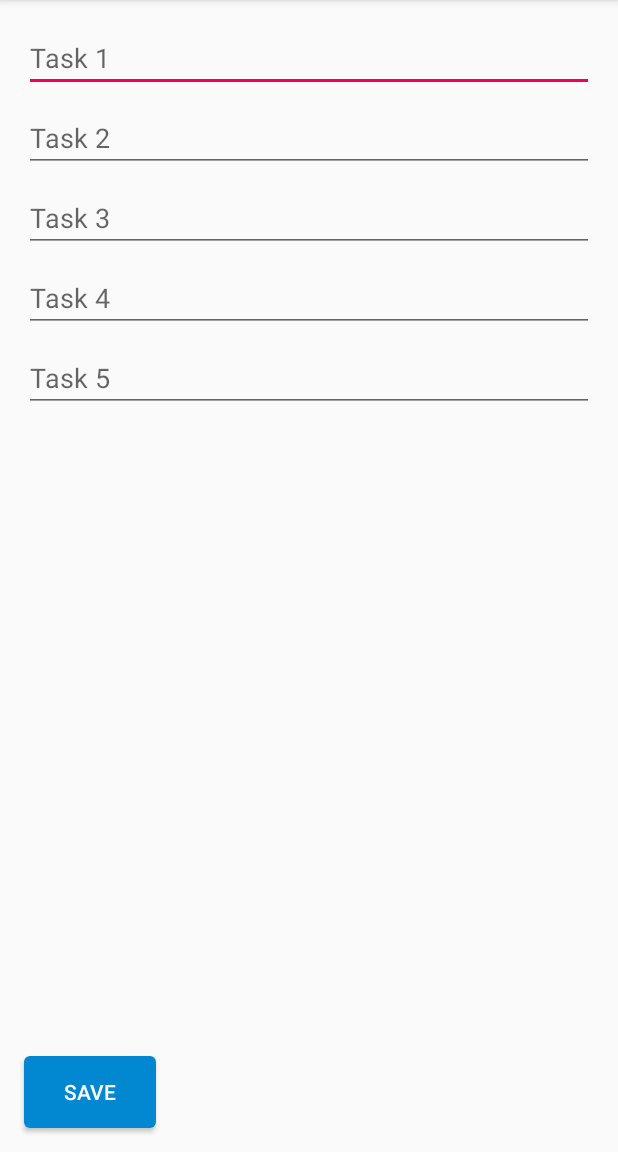
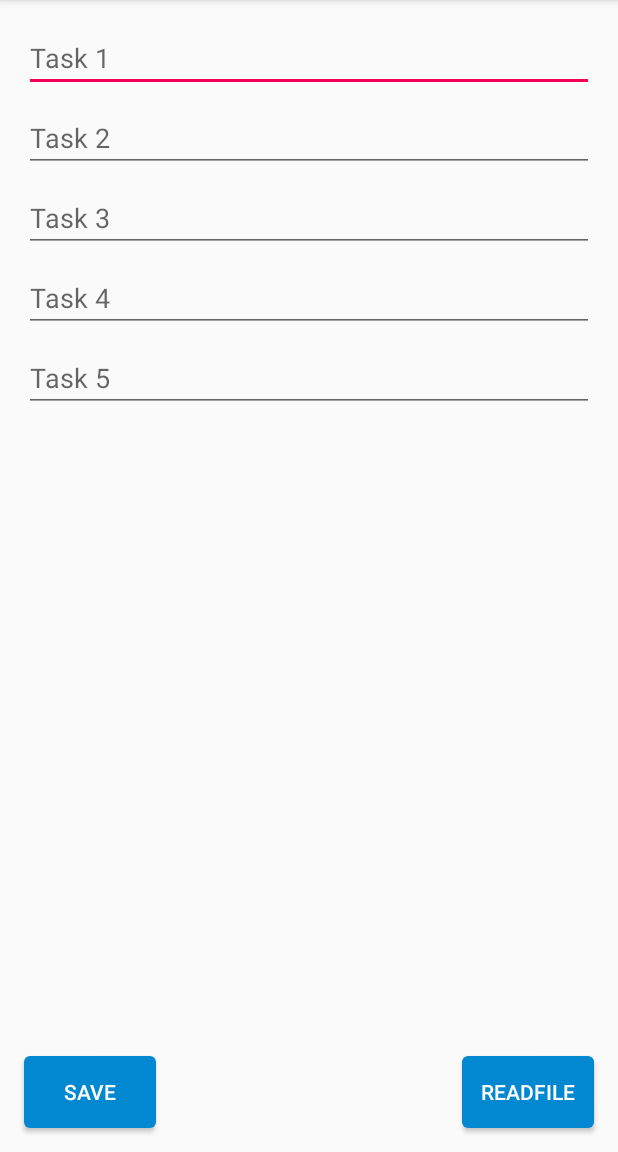
Before and after one commit to IolemanI/AndroidTasks, an Android app: the RenameTasksActivity screen opened directly, with no data from a screen before it, on a phone screen of 412 x 824 dp, the part 84-1236 px from its top. Run offline under Robolectric (Android 15) with nearby library versions, the phone set to English and light mode, and no system bars.

Commit message:
Implemented the rename of buttons. Added FileAdapter class, that reads and writes the config-file in internal storage. If file is available - reading from file, if not - default button names.

```diff
--- a/app/src/main/java/com/oleman/androidtasks/Settings/RenameTasksActivity.java
+++ b/app/src/main/java/com/oleman/androidtasks/Settings/RenameTasksActivity.java
@@ -1,6 +1,5 @@
 package com.oleman.androidtasks.Settings;
 
-import android.content.Intent;
 import android.support.v7.app.AppCompatActivity;
 import android.os.Bundle;
 import android.util.Log;
@@ -9,20 +8,15 @@ import android.widget.Button;
 import android.widget.EditText;
 import android.widget.Toast;
 
-import com.oleman.androidtasks.MainActivity;
 import com.oleman.androidtasks.R;
 
-import java.io.BufferedReader;
-import java.io.BufferedWriter;
-import java.io.FileNotFoundException;
-import java.io.IOException;
-import java.io.InputStreamReader;
-import java.io.OutputStreamWriter;
+import java.util.ArrayList;
+
+import static com.oleman.androidtasks.MainActivity.LOG_TAG;
 
 public class RenameTasksActivity extends AppCompatActivity implements View.OnClickListener {
 
-    private static final String FILENAME = "AndroidTasks";
-    public static final String TAG = "myLogs";
+    FileAdapter fileAdapter;
 
     private EditText task1Txt;
     private EditText task2Txt;
@@ -31,6 +25,7 @@ public class RenameTasksActivity extends AppCompatActivity implements View.OnCli
     private EditText task5Txt;
 
     private Button saveBtn;
+    private Button readBtn;
 
     private Button task1Btn;
     private Button task2Btn;
@@ -52,8 +47,10 @@ public class RenameTasksActivity extends AppCompatActivity implements View.OnCli
         saveBtn = (Button) findViewById(R.id.btnSave_rename);
         saveBtn.setOnClickListener(this);
 
+        readBtn = (Button) findViewById(R.id.readFile_rename);
+        readBtn.setOnClickListener(this);
 
-        readFile();
+        fileAdapter = new FileAdapter(getApplicationContext());
 
     }
 
@@ -61,39 +58,20 @@ public class RenameTasksActivity extends AppCompatActivity implements View.OnCli
     public void onClick(View view) {
         switch (view.getId()){
             case R.id.btnSave_rename:
-                writeFile(task1Txt.getText().toString());
+                fileAdapter.writeFile(task1Txt.getText().toString()+ ", " +task2Txt.getText().toString()+ ", "
+                        +task3Txt.getText().toString()+ ", " +task4Txt.getText().toString()+ ", "
+                        +task5Txt.getText().toString());
+                finish();
+
+                break;
+            case R.id.readFile_rename:
+                if (fileAdapter.isAvailable()) {
+                    Toast.makeText(this, "File is available!", Toast.LENGTH_SHORT).show();
+                } else Toast.makeText(this, "File is not available!", Toast.LENGTH_SHORT).show();
+
                 break;
         }
     }
 
-    private void readFile() {
-        try {
-            BufferedReader br = new BufferedReader(new InputStreamReader(
-                    openFileInput(FILENAME)));
-            String s = "";
 
-            while ((s = br.readLine()) != null){
-                Toast.makeText(this, s, Toast.LENGTH_LONG).show();
-            }
-        } catch (FileNotFoundException e) {
-            e.printStackTrace();
-        } catch (IOException e) {
-            e.printStackTrace();
-        }
-    }
-
-    private void writeFile(String s) {
-        try {
-            BufferedWriter bw = new BufferedWriter(new OutputStreamWriter(
-                    openFileOutput(FILENAME, MODE_PRIVATE)));
-
-            bw.write(s);
-            bw.close();
-            Log.d(TAG, "File has been written!");
-        } catch (FileNotFoundException e) {
-            e.printStackTrace();
-        } catch (IOException e) {
-            e.printStackTrace();
-        }
-    }
 }
--- a/app/src/main/res/layout/activity_rename_tasks.xml
+++ b/app/src/main/res/layout/activity_rename_tasks.xml
@@ -78,4 +78,15 @@
         android:background="@drawable/button_result_selector_t5"
         android:text="Save"
         android:textColor="@color/white" />
+
+    <Button
+        android:id="@+id/readFile_rename"
+        android:layout_width="wrap_content"
+        android:layout_height="wrap_content"
+        android:layout_alignBaseline="@+id/btnSave_rename"
+        android:layout_alignBottom="@+id/btnSave_rename"
+        android:layout_alignEnd="@+id/nameTask5"
+        android:background="@drawable/button_result_selector_t5"
+        android:text="ReadFile"
+        android:textColor="@color/white" />
 </RelativeLayout>
```
Also changed, not shown: app/src/main/java/com/oleman/androidtasks/MainActivity.java (+48 -31 lines), app/src/main/java/com/oleman/androidtasks/Settings/FileAdapter.java (added, +198 -0 lines).
